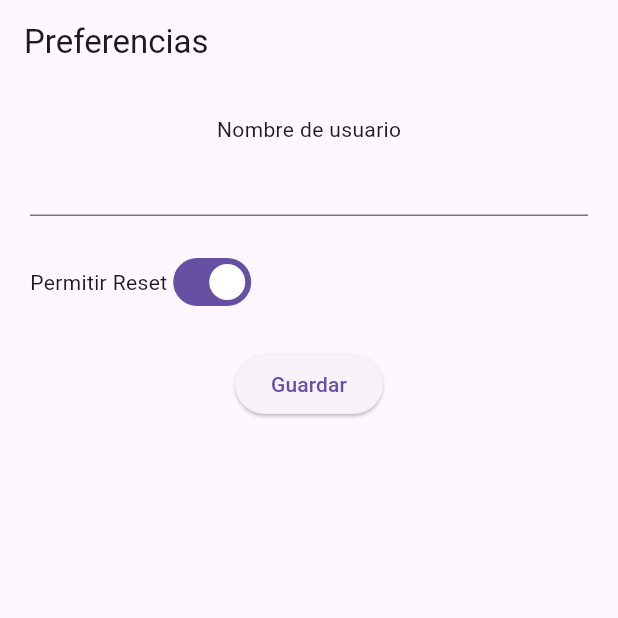
After one commit to Ranafonica/3479A321_2022479036, a Flutter app: the screen it shows after launch, in the side drawer, after a tap on "Preferencias", on a phone screen of 412 x 824 dp, the top half of it. The commit adds this screen. Run offline on Flutter 3.47's test engine with Material 3 defaults, Android fonts, the phone set to English and light mode, and no system bars; our stand-ins replace logger, shared_preferences.

Commit message:
Lab07 punto 4

```diff
--- a/lib/main.dart
+++ b/lib/main.dart
@@ -6,6 +6,7 @@ import 'list_content.dart';
 import 'about.dart';
 import 'provider/app_data.dart';
 import 'package:provider/provider.dart';
+import 'preferences_screen.dart';
 //import 'provider/app_data.dart';
 var logger = Logger(); // Declaracion del log para poder usarlo
 
@@ -33,6 +34,7 @@ class MyApp extends StatelessWidget {
       routes: {
         '/list': (context) => ListContent(),
         '/about': (context) => const About(),
+        '/prefs': (context) => const PreferencesScreen(),
       },
     );
   }
--- a/lib/pages/home_page.dart
+++ b/lib/pages/home_page.dart
@@ -66,6 +66,9 @@ void reassemble() {
 @override
 Widget build(BuildContext context) {
   return Scaffold(
+    appBar: AppBar(
+      title: Text(widget.title), // Usa el título que pasaste
+    ),
     drawer: Drawer(
       child: ListView(
         padding: EdgeInsets.zero,
@@ -86,6 +89,12 @@ Widget build(BuildContext context) {
               Navigator.pushReplacementNamed(context, '/about');
             },
           ),
+          ListTile(
+            title: const Text('Preferencias'),
+            onTap: () {
+              Navigator.pushReplacementNamed(context, '/prefs');
+            },
+          ),
         ],
       ),
     ),
--- /dev/null
+++ b/lib/preferences_screen.dart
@@ -0,0 +1,80 @@
+import 'package:flutter/material.dart';
+import 'package:shared_preferences/shared_preferences.dart';
+
+class PreferencesScreen extends StatefulWidget {
+  const PreferencesScreen({super.key});
+
+  @override
+  State<PreferencesScreen> createState() => _PreferencesScreenState();
+}
+
+class _PreferencesScreenState extends State<PreferencesScreen> {
+  late TextEditingController _nameController;
+  bool _allowReset = true;
+
+  @override
+  void initState() {
+    super.initState();
+    _nameController = TextEditingController();
+    _loadPreferences();
+  }
+
+  Future<void> _loadPreferences() async {
+    final prefs = await SharedPreferences.getInstance();
+    setState(() {
+      _nameController.text = prefs.getString('userName') ?? '';
+      _allowReset = prefs.getBool('allowReset') ?? true;
+    });
+  }
+
+  Future<void> _savePreferences() async {
+    final prefs = await SharedPreferences.getInstance();
+    await prefs.setString('userName', _nameController.text);
+    await prefs.setBool('allowReset', _allowReset);
+
+    ScaffoldMessenger.of(context).showSnackBar(
+      const SnackBar(content: Text('Preferencias guardadas')),
+    );
+  }
+
+  @override
+  void dispose() {
+    _nameController.dispose();
+    super.dispose();
+  }
+
+  @override
+  Widget build(BuildContext context) {
+    return Scaffold(
+      appBar: AppBar(title: const Text('Preferencias')),
+      body: Padding(
+        padding: const EdgeInsets.all(20.0),
+        child: Column(
+          children: [
+            const Text('Nombre de usuario'),
+            TextField(controller: _nameController),
+            const SizedBox(height: 20),
+            Row(
+              children: [
+                const Text('Permitir Reset'),
+                Switch(
+                  value: _allowReset,
+                  onChanged: (value) {
+                    setState(() {
+                      _allowReset = value;
+                    });
+                  },
+                ),
+              ],
+            ),
+            const SizedBox(height: 20),
+            ElevatedButton(
+              onPressed: _savePreferences,
+              child: const Text('Guardar'),
+            ),
+          ],
+        ),
+      ),
+    );
+  }
+}
--- a/pubspec.yaml
+++ b/pubspec.yaml
@@ -39,6 +39,7 @@ dependencies:
   flutter_svg: ^2.0.17
   google_fonts: ^6.2.1
   provider: ^6.1.5
+  shared_preferences: ^2.5.3
 dev_dependencies:
   flutter_test:
     sdk: flutter
```
Also changed, not shown: pubspec.lock, 1 other file. Lines whose indentation alone changed are shown as unchanged.
